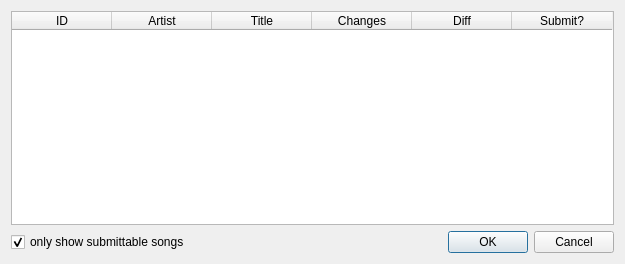
Old version of the form src/usdb_syncer/gui/forms/UsdbUploadDialog.ui in the repository bohning/usdb_syncer.
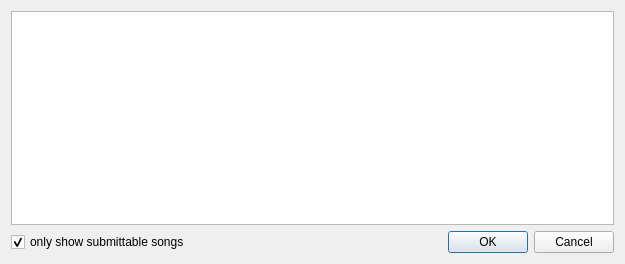
New version of the form.

Patch:
```diff
--- a/src/usdb_syncer/gui/forms/UsdbUploadDialog.ui
+++ b/src/usdb_syncer/gui/forms/UsdbUploadDialog.ui
@@ -25,36 +25,6 @@
      <attribute name="verticalHeaderVisible">
       <bool>true</bool>
      </attribute>
-     <column>
-      <property name="text">
-       <string>ID</string>
-      </property>
-     </column>
-     <column>
-      <property name="text">
-       <string>Artist</string>
-      </property>
-     </column>
-     <column>
-      <property name="text">
-       <string>Title</string>
-      </property>
-     </column>
-     <column>
-      <property name="text">
-       <string>Changes</string>
-      </property>
-     </column>
-     <column>
-      <property name="text">
-       <string>Diff</string>
-      </property>
-     </column>
-     <column>
-      <property name="text">
-       <string>Submit?</string>
-      </property>
-     </column>
     </widget>
    </item>
    <item>
```
